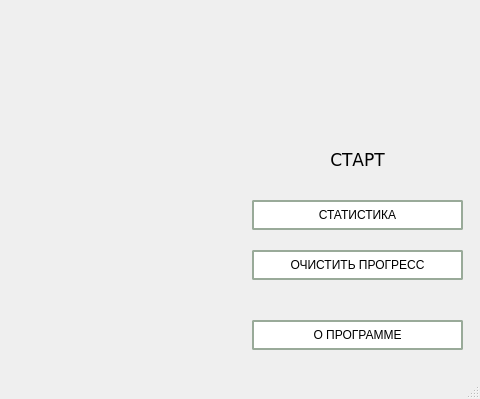
Qt form main.ui (CicadaInc/biostat) before a commit; both pictures show x 318 to 798 and y 100 to 499 of the 798 by 499 pixel window.
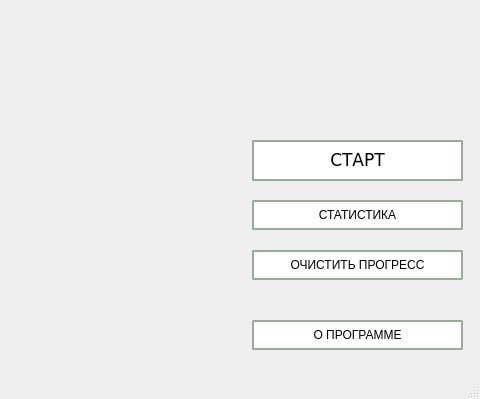
The same form after that commit.

Diff of the .ui file:
```diff
--- a/main.ui
+++ b/main.ui
@@ -45,16 +45,12 @@
      <bool>true</bool>
     </property>
     <property name="styleSheet">
-     <string notr="true">font: 13pt &quot;verdana&quot;;
-/*background-color: rgb(249, 222, 149);*/
-background-color: rgb(255, 255, 255);
-border-radius: 2px;
-border: 2px solid #9a9;
-box-shadow: 4px 4px 4px rgba(8, 8, 8, 0.5);
-selection-color: rgb(170, 255, 127);
-selection-color: rgb(255, 248, 41);
-hover{background: green; border:none;}
-alternate-background-color: rgb(255, 220, 79);</string>
+     <string notr="true">QPushButton {font: 13pt &quot;verdana&quot;; 
+background-color: rgb(255, 255, 255); 
+border-radius: 2px; 
+border: 2px solid #9a9; 
+box-shadow: 4px 4px 4px rgba(8, 8, 8, 0.5)} 
+QPushButton:hover {background-color: rgba(231, 253, 255, 0.7); border: 2px solid #9a9;}</string>
     </property>
     <property name="text">
      <string>СТАРТ</string>
```
Left out of the diff: 39 changed lines with no effect on the pictures.
